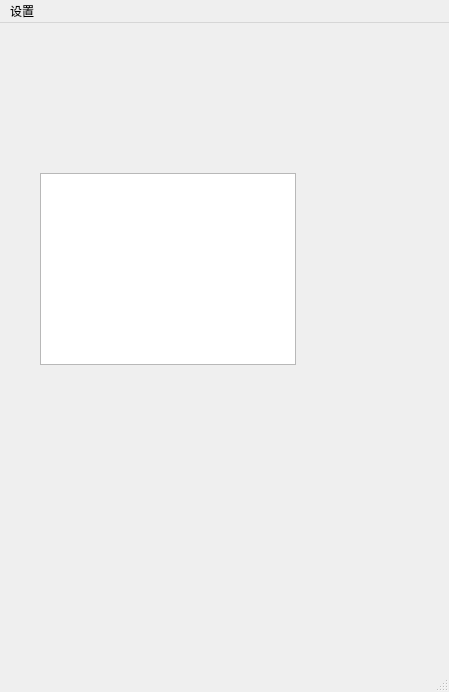
Before: the Qt Designer form mainwindow.ui in EasyD0/myCopyTranslate, drawn with Qt 5.
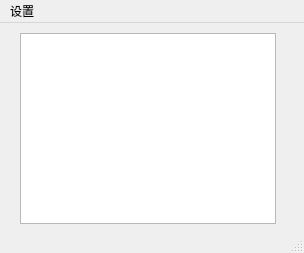
After: the same form once the commit is applied.

What changed in the file:
```diff
--- a/mainwindow.ui
+++ b/mainwindow.ui
@@ -6,8 +6,8 @@
    <rect>
     <x>0</x>
     <y>0</y>
-    <width>449</width>
-    <height>692</height>
+    <width>304</width>
+    <height>253</height>
    </rect>
   </property>
   <property name="windowTitle">
@@ -17,10 +17,10 @@
    <widget class="QTextBrowser" name="textBrowser">
     <property name="geometry">
      <rect>
-      <x>40</x>
-      <y>150</y>
+      <x>20</x>
+      <y>10</y>
       <width>256</width>
-      <height>192</height>
+      <height>191</height>
      </rect>
     </property>
     <property name="maximumSize">
@@ -37,7 +37,7 @@
     <rect>
      <x>0</x>
      <y>0</y>
-     <width>449</width>
+     <width>304</width>
      <height>33</height>
     </rect>
    </property>
```
Left out of the diff: 9 changed lines with no effect on the pictures.
